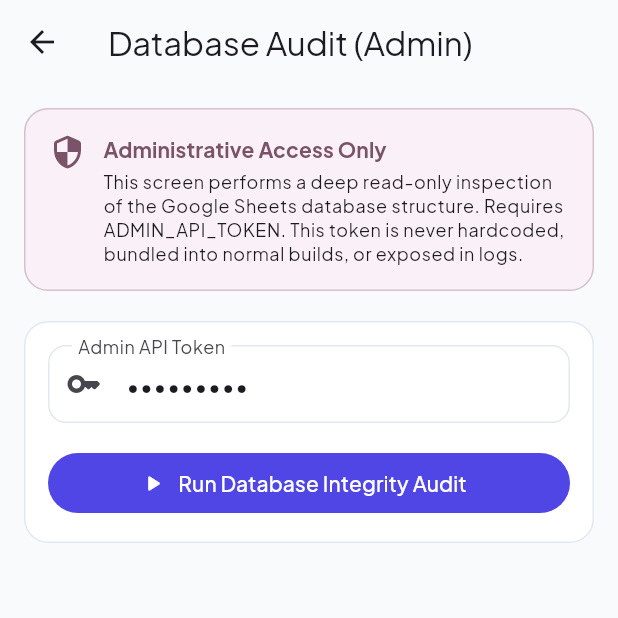
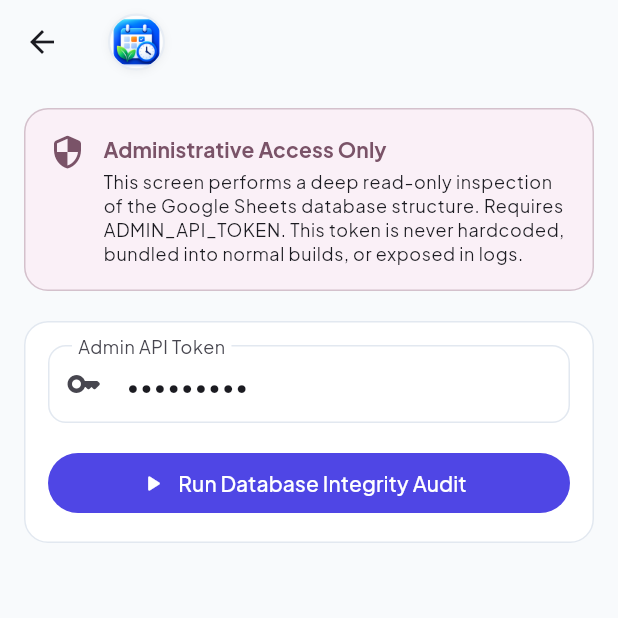
Before and after one commit to A2039/time-table-flutter, a Flutter app: the AdminScreen screen opened directly, on a phone screen of 412 x 824 dp, the top half of it. Run offline on Flutter 3.47's test engine with Material 3 defaults, Android fonts, the phone set to English and light mode, and no system bars; our stand-ins replace fl_chart, flutter_riverpod, flutter_secure_storage, google_fonts, shared_preferences; accounts and stored records are empty; network calls fail.

Commit message:
dev: add the logo as profile picture into all pages header.

```diff
--- a/lib/features/admin/presentation/admin_screen.dart
+++ b/lib/features/admin/presentation/admin_screen.dart
@@ -6,6 +6,7 @@ import '../../../core/widgets/app_error_view.dart';
 import '../../../core/widgets/app_loading.dart';
 import '../../../shared/models/database_validation.dart';
 import '../../../shared/providers/app_providers.dart';
+import '../../../shared/widgets/app_header_logo.dart';
 
 /// Admin-only screen providing read-only database structure and schema integrity reports
 class AdminScreen extends ConsumerStatefulWidget {
@@ -69,7 +70,9 @@ class _AdminScreenState extends ConsumerState<AdminScreen> {
     final theme = Theme.of(context);
 
     return Scaffold(
-      appBar: AppBar(title: const Text('Database Audit (Admin)')),
+      appBar: AppBar(
+        title: const AppHeaderLogo(),
+      ),
       body: ListView(
         padding: const EdgeInsets.all(16),
         children: [
--- /dev/null
+++ b/lib/shared/widgets/app_header_logo.dart
@@ -0,0 +1,49 @@
+import 'package:flutter/material.dart';
+
+/// Small circular profile-picture style brand logo icon for application headers
+class AppHeaderLogo extends StatelessWidget {
+  final double size;
+
+  const AppHeaderLogo({
+    super.key,
+    this.size = 38.0,
+  });
+
+  @override
+  Widget build(BuildContext context) {
+    final theme = Theme.of(context);
+
+    return Container(
+      width: size,
+      height: size,
+      decoration: BoxDecoration(
+        shape: BoxShape.circle,
+        color: theme.colorScheme.surfaceContainerHighest,
+        border: Border.all(
+          color: theme.colorScheme.outlineVariant.withValues(alpha: 0.6),
+          width: 1.5,
+        ),
+        boxShadow: [
+          BoxShadow(
+            color: Colors.black.withValues(alpha: 0.05),
+            blurRadius: 4,
+            offset: const Offset(0, 1),
+          ),
+        ],
+      ),
+      child: ClipOval(
+        child: Image.asset(
+          'asset/logo/time-table-logo.png',
+          width: size,
+          height: size,
+          fit: BoxFit.cover,
+          errorBuilder: (context, error, stackTrace) => Icon(
+            Icons.schedule_rounded,
+            size: size * 0.55,
+            color: theme.colorScheme.primary,
+          ),
+        ),
+      ),
+    );
+  }
+}
```
Also changed, not shown: lib/features/dashboard/presentation/dashboard_screen.dart (+2 -6 lines), lib/features/history/presentation/history_screen.dart (+2 -6 lines), lib/features/home/presentation/home_screen.dart (+2 -18 lines), lib/features/settings/presentation/settings_screen.dart (+2 -11 lines), lib/features/timetable/presentation/date_timetable_screen.dart (+2 -6 lines), 1 other file.
